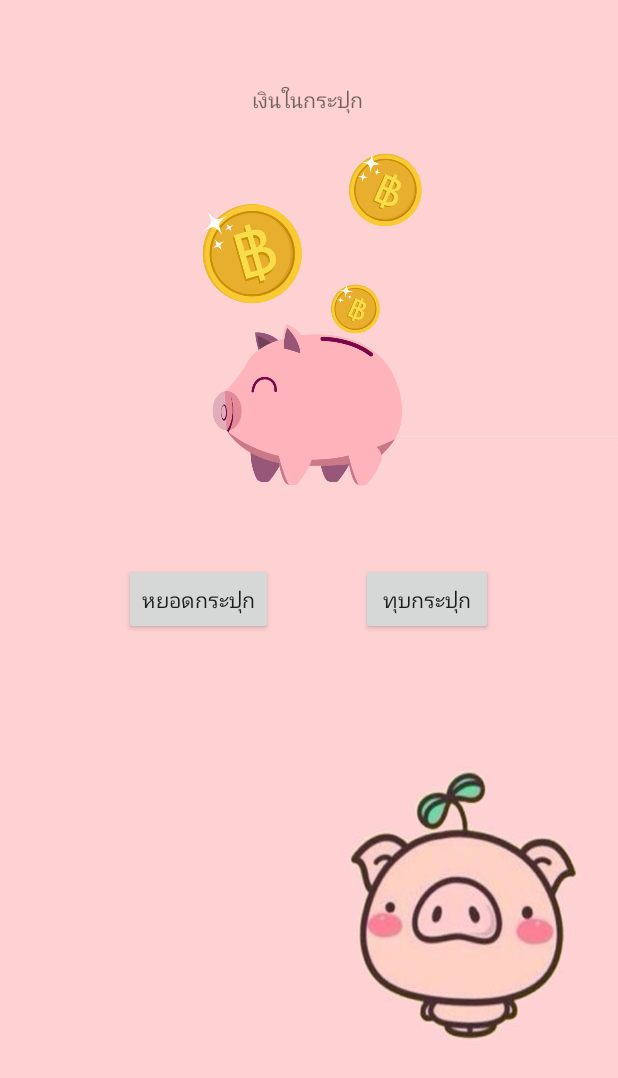
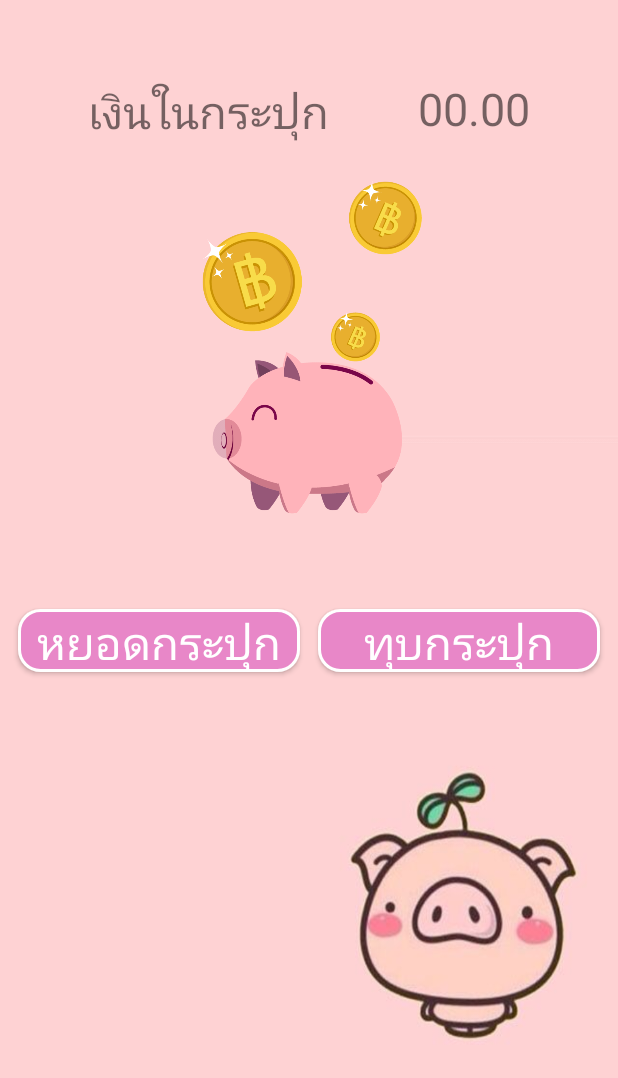
Before and after one commit to ratmen44/TermProject, an Android app: the layout activity_home.xml on its own in the app's theme, with its tools: preview values and no code run, on a phone screen of 412 x 824 dp. Shown: the top 1078 px of the screen. Run offline under Robolectric (Android 15) with nearby library versions, the phone set to English and light mode, and no system bars.

Commit message:
Finish Project

```diff
--- a/app/src/main/AndroidManifest.xml
+++ b/app/src/main/AndroidManifest.xml
@@ -9,9 +9,9 @@
         android:roundIcon="@mipmap/ic_launcher_round"
         android:supportsRtl="true"
         android:theme="@style/AppTheme">
-        <activity android:name=".Withdraw"></activity>
-        <activity android:name=".Deposit" />
-        <activity android:name=".Home" />
+        <activity android:name=".Withdraw" android:theme="@style/AppTheme.NoActionBar"></activity>
+        <activity android:name=".Deposit" android:theme="@style/AppTheme.NoActionBar"/>
+        <activity android:name=".Home" android:theme="@style/AppTheme.NoActionBar"/>
         <activity
             android:name=".MainActivity"
             android:theme="@style/AppTheme.FullScreen">
--- /dev/null
+++ b/app/src/main/res/drawable/button_background.xml
@@ -0,0 +1,23 @@
+<?xml version="1.0" encoding="utf-8"?>
+<shape xmlns:android="http://schemas.android.com/apk/res/android" android:shape="rectangle" >
+    <corners
+        android:radius="14dp"
+        />
+    <solid
+        android:color="#E887C8"
+        />
+    <padding
+        android:left="0dp"
+        android:top="0dp"
+        android:right="0dp"
+        android:bottom="0dp"
+        />
+    <size
+        android:width="270dp"
+        android:height="60dp"
+        />
+    <stroke
+        android:width="2dp"
+        android:color="#FFFFFF"
+        />
+</shape>
--- a/app/src/main/res/layout/activity_home.xml
+++ b/app/src/main/res/layout/activity_home.xml
@@ -8,35 +8,36 @@
     tools:context=".Home">
 
     <Button
-        android:id="@+id/button"
-        android:layout_width="wrap_content"
-        android:layout_height="wrap_content"
-        android:layout_marginTop="44dp"
+        android:id="@+id/deposit_btn"
+
+        android:layout_width="188dp"
+        android:layout_height="42dp"
+
+        android:layout_marginTop="56dp"
+        android:background="@drawable/button_background"
         android:text="หยอดกระปุก"
-        app:layout_constraintEnd_toStartOf="@+id/button2"
-        app:layout_constraintHorizontal_bias="0.0"
-        app:layout_constraintStart_toStartOf="@+id/imageView4"
+        android:textColor="#FFFFFF"
+        android:textSize="30sp"
+        app:layout_constraintEnd_toStartOf="@+id/withdraw_btn"
+        app:layout_constraintHorizontal_bias="0.5"
+        app:layout_constraintStart_toStartOf="parent"
         app:layout_constraintTop_toBottomOf="@+id/imageView4" />
 
     <Button
-        android:id="@+id/button2"
-        android:layout_width="wrap_content"
-        android:layout_height="wrap_content"
-        android:layout_marginTop="44dp"
+        android:id="@+id/withdraw_btn"
+
+        android:layout_width="188dp"
+        android:layout_height="42dp"
+
+        android:layout_marginTop="56dp"
+        android:background="@drawable/button_background"
         android:text="ทุบกระปุก"
-        app:layout_constraintEnd_toEndOf="@+id/imageView4"
+        android:textColor="#FFFFFF"
+        android:textSize="30sp"
+        app:layout_constraintEnd_toEndOf="parent"
+        app:layout_constraintHorizontal_bias="0.5"
+        app:layout_constraintStart_toEndOf="@+id/deposit_btn"
         app:layout_constraintTop_toBottomOf="@+id/imageView4" />
-
-    <TextView
-        android:id="@+id/textView"
-        android:layout_width="wrap_content"
-        android:layout_height="wrap_content"
-        android:layout_marginTop="56dp"
-        android:text="เงินในกระปุก"
-        app:layout_constraintEnd_toEndOf="parent"
-        app:layout_constraintHorizontal_bias="0.498"
-        app:layout_constraintStart_toStartOf="parent"
-        app:layout_constraintTop_toTopOf="parent" />
 
     <ImageView
         android:id="@+id/imageView4"
@@ -48,4 +49,28 @@
         app:layout_constraintStart_toStartOf="parent"
         app:layout_constraintTop_toBottomOf="@+id/textView"
         app:srcCompat="@drawable/pignon3" />
+
+    <TextView
+        android:id="@+id/textView"
+        android:layout_width="wrap_content"
+        android:layout_height="wrap_content"
+        android:layout_marginTop="52dp"
+        android:text="เงินในกระปุก"
+        android:textSize="30sp"
+        app:layout_constraintEnd_toStartOf="@+id/textView2"
+        app:layout_constraintHorizontal_bias="0.5"
+        app:layout_constraintStart_toStartOf="parent"
+        app:layout_constraintTop_toTopOf="parent" />
+
+    <TextView
+        android:id="@+id/textView2"
+        android:layout_width="wrap_content"
+        android:layout_height="wrap_content"
+        android:layout_marginTop="52dp"
+        android:text="00.00"
+        android:textSize="30sp"
+        app:layout_constraintEnd_toEndOf="parent"
+        app:layout_constraintHorizontal_bias="0.5"
+        app:layout_constraintStart_toEndOf="@+id/textView"
+        app:layout_constraintTop_toTopOf="parent" />
 </androidx.constraintlayout.widget.ConstraintLayout>
```
Also changed, not shown: app/build.gradle (+11 -0 lines), app/src/main/java/com/example/termproject/Deposit.java (+29 -1 lines), app/src/main/java/com/example/termproject/Home.java (+51 -1 lines), app/src/main/java/com/example/termproject/Withdraw.java (+29 -1 lines), app/src/main/java/com/example/termproject/db/AppDatabase.java (added, +28 -0 lines), app/src/main/java/com/example/termproject/db/LedgerDao.java (added, +17 -0 lines), app/src/main/java/com/example/termproject/db/LedgerItem.java (added, +28 -0 lines), app/src/main/java/com/example/termproject/db/LedgerRepository.java (added, +82 -0 lines), app/src/main/res/drawable/button_backgroubd2.xml (added, +13 -0 lines), app/src/main/res/layout/activity_deposit.xml (+39 -0 lines), app/src/main/res/layout/activity_withdraw.xml (+40 -5 lines), app/src/main/res/drawable/pigdepo.png (added), app/src/main/res/drawable/pigdepo2.png (added).
